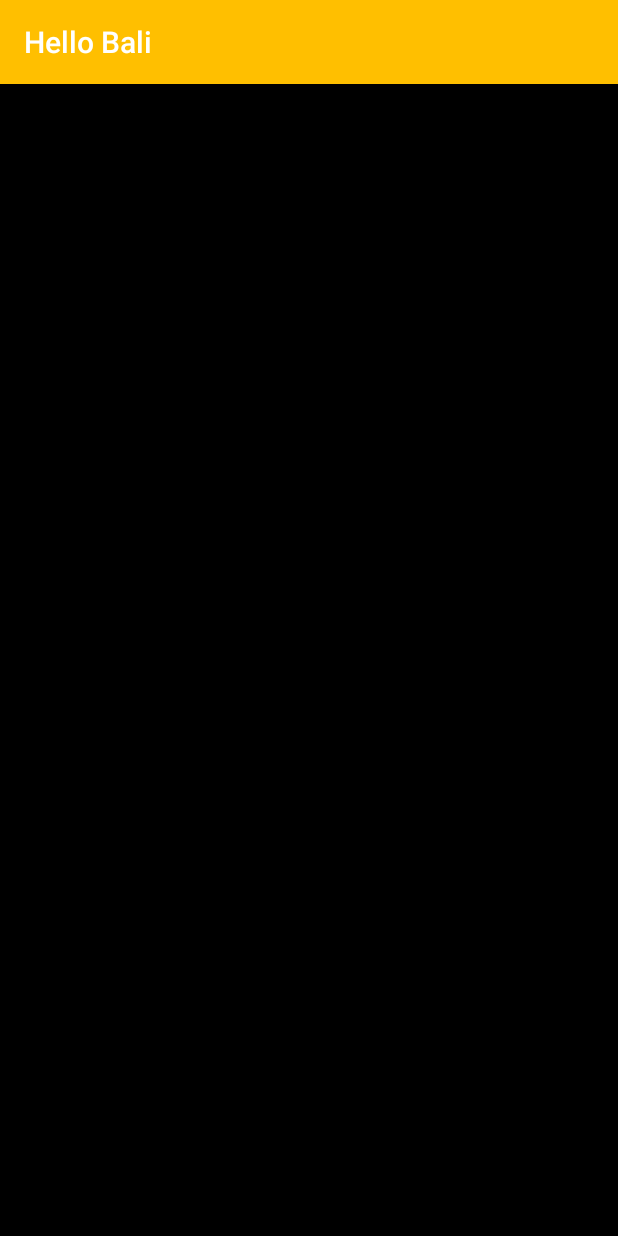
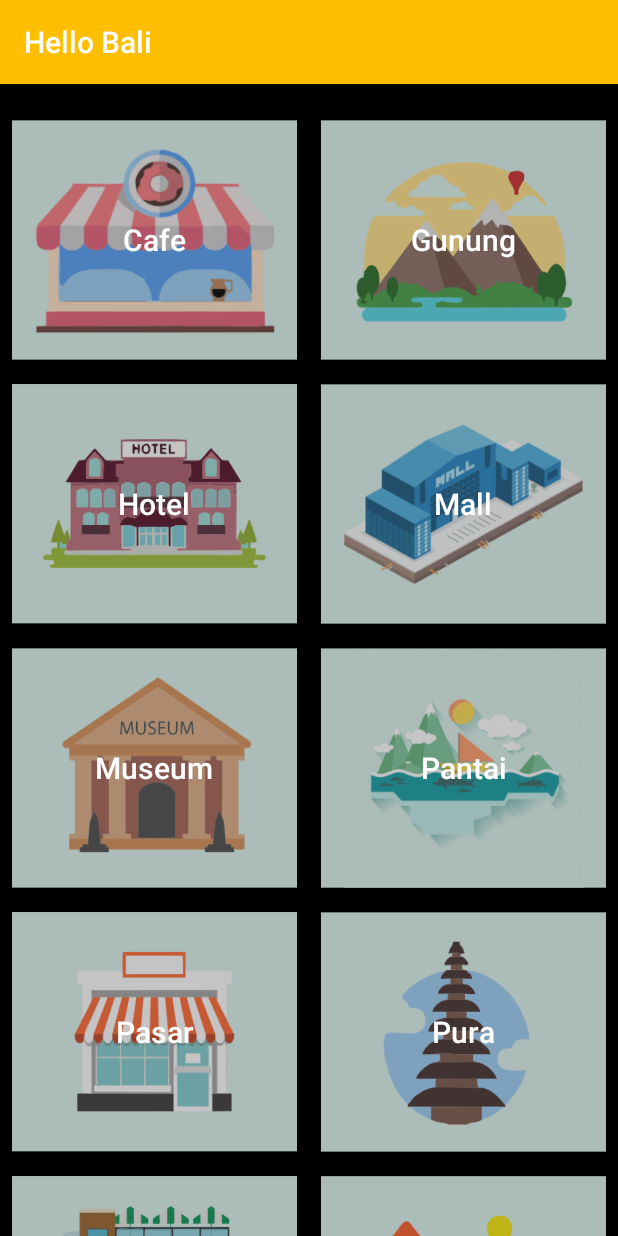
Before and after one commit to ramadhanina/Hello-Bali, an Android app: the screen it shows after launch (MainActivity), on a phone screen of 412 x 824 dp. Run offline under Robolectric (Android 15) with nearby library versions, the phone set to English and light mode, and no system bars.

Commit message:
RecyclerView Grid

```diff
--- a/app/build.gradle
+++ b/app/build.gradle
@@ -23,4 +23,5 @@ dependencies {
     compile fileTree(dir: 'libs', include: ['*.jar'])
     testCompile 'junit:junit:4.12'
     compile 'com.android.support:appcompat-v7:24.2.1'
+    compile 'com.android.support:recyclerview-v7:24.0.0'
 }
--- /dev/null
+++ b/app/src/main/java/id/sch/smktelkom_mlg/project/xirpl4091827/hellobali/Bali.java
@@ -0,0 +1,17 @@
+package id.sch.smktelkom_mlg.project.xirpl4091827.hellobali;
+
+import android.graphics.drawable.Drawable;
+
+/**
+ * Created by Smktelkom on 11/27/2016.
+ */
+public class Bali {
+    public String judul;
+    public Drawable foto;
+
+    public Bali(String judul, Drawable foto)
+    {
+        this.judul = judul;
+        this.foto = foto;
+    }
+}
--- /dev/null
+++ b/app/src/main/java/id/sch/smktelkom_mlg/project/xirpl4091827/hellobali/BaliAdapter.java
@@ -0,0 +1,60 @@
+package id.sch.smktelkom_mlg.project.xirpl4091827.hellobali;
+
+import android.support.v7.widget.RecyclerView;
+import android.view.LayoutInflater;
+import android.view.View;
+import android.view.ViewGroup;
+import android.widget.ImageView;
+import android.widget.TextView;
+
+import java.util.ArrayList;
+
+/**
+ * Created by Smktelkom on 11/27/2016.
+ */
+public class BaliAdapter extends RecyclerView.Adapter<BaliAdapter.ViewHolder>
+{
+    ArrayList<Bali> baliList;
+
+    public BaliAdapter(ArrayList<Bali> baliList)
+    {
+        this.baliList = baliList;
+    }
+
+    @Override
+    public ViewHolder onCreateViewHolder(ViewGroup parent, int viewType)
+    {
+        View v = LayoutInflater.from(parent.getContext()).inflate(R.layout.item_list,parent,false);
+        ViewHolder vh = new ViewHolder(v);
+        return vh;
+    }
+
+    @Override
+    public void onBindViewHolder(ViewHolder holder, int position)
+    {
+        Bali bali = baliList.get(position);
+        holder.tvJudul.setText(bali.judul);
+        holder.ivFoto.setImageDrawable(bali.foto);
+    }
+
+    @Override
+    public int getItemCount()
+    {
+        if (baliList!=null)
+            return baliList.size();
+        return 0;
+    }
+
+    public class ViewHolder extends RecyclerView.ViewHolder
+    {
+        ImageView ivFoto;
+        TextView tvJudul;
+
+        public ViewHolder(View itemView)
+        {
+            super(itemView);
+            ivFoto = (ImageView) itemView.findViewById(R.id.imageView);
+            tvJudul = (TextView) itemView.findViewById(R.id.textViewJudul);
+        }
+    }
+}
--- a/app/src/main/java/id/sch/smktelkom_mlg/project/xirpl4091827/hellobali/MainActivity.java
+++ b/app/src/main/java/id/sch/smktelkom_mlg/project/xirpl4091827/hellobali/MainActivity.java
@@ -1,13 +1,49 @@
 package id.sch.smktelkom_mlg.project.xirpl4091827.hellobali;
 
+import android.content.res.Resources;
+import android.content.res.TypedArray;
+import android.graphics.drawable.Drawable;
 import android.support.v7.app.AppCompatActivity;
 import android.os.Bundle;
+import android.support.v7.widget.GridLayoutManager;
+import android.support.v7.widget.RecyclerView;
+
+import java.util.ArrayList;
 
 public class MainActivity extends AppCompatActivity {
+
+    ArrayList<Bali> mList = new ArrayList<>();
+    BaliAdapter mAdapter;
 
     @Override
     protected void onCreate(Bundle savedInstanceState) {
         super.onCreate(savedInstanceState);
         setContentView(R.layout.activity_main);
+
+        RecyclerView recyclerView = (RecyclerView) findViewById(R.id.recyclerView);
+        GridLayoutManager layoutManager = new GridLayoutManager(this, 2);
+        recyclerView.setLayoutManager(layoutManager);
+        mAdapter = new BaliAdapter(mList);
+        recyclerView.setAdapter(mAdapter);
+
+        fillData();
+    }
+
+    private void fillData() {
+        Resources resources = getResources();
+        String [] arJudul = resources.getStringArray(R.array.name);
+        TypedArray a = resources.obtainTypedArray(R.array.picture);
+        Drawable[] arFoto = new Drawable[a.length()];
+        for (int i = 0; i < arFoto.length; i++)
+        {
+            arFoto[i] = a.getDrawable(i);
+        }
+        a.recycle();
+
+        for (int i = 0; i < arJudul.length; i++)
+        {
+            mList.add(new Bali(arJudul[i],arFoto[i]));
+        }
+        mAdapter.notifyDataSetChanged();
     }
 }
--- a/app/src/main/res/layout/activity_main.xml
+++ b/app/src/main/res/layout/activity_main.xml
@@ -1,16 +1,13 @@
 <?xml version="1.0" encoding="utf-8"?>
-<RelativeLayout xmlns:android="http://schemas.android.com/apk/res/android"
+<android.support.v7.widget.RecyclerView
+    xmlns:android="http://schemas.android.com/apk/res/android"
     xmlns:tools="http://schemas.android.com/tools"
+    android:id="@+id/recyclerView"
     android:layout_width="match_parent"
     android:layout_height="match_parent"
+    android:clipToPadding="false"
     android:paddingBottom="@dimen/activity_vertical_margin"
-    android:paddingLeft="@dimen/activity_horizontal_margin"
-    android:paddingRight="@dimen/activity_horizontal_margin"
     android:paddingTop="@dimen/activity_vertical_margin"
-    tools:context="id.sch.smktelkom_mlg.project.xirpl4091827.hellobali.MainActivity">
-
-    <TextView
-        android:layout_width="wrap_content"
-        android:layout_height="wrap_content"
-        android:text="Hello World!" />
-</RelativeLayout>
+    android:scrollbars="vertical"
+    tools:context="id.sch.smktelkom_mlg.project.xirpl4091827.hellobali.MainActivity"
+    android:background="#000000" />
--- /dev/null
+++ b/app/src/main/res/layout/item_list.xml
@@ -0,0 +1,34 @@
+<?xml version="1.0" encoding="utf-8"?>
+<RelativeLayout
+    xmlns:android="http://schemas.android.com/apk/res/android"
+    xmlns:tools="http://schemas.android.com/tools"
+    android:padding="8dp"
+    android:background="?android:attr/selectableItemBackground"
+    android:layout_width="match_parent"
+    android:layout_height="wrap_content">
+
+    <ImageView
+        android:layout_width="match_parent"
+        android:layout_height="160dp"
+        android:id="@+id/imageView"
+        android:scaleType="centerCrop"
+        tools:src="@drawable/cafe" />
+
+    <ImageView
+        android:layout_width="match_parent"
+        android:layout_height="160dp"
+        android:id="@+id/imageView2"
+        android:alpha="0.3"
+        android:background="#424242" />
+
+    <TextView
+        tools:text="Judul"
+        android:layout_width="match_parent"
+        android:layout_height="160dp"
+        android:gravity="center"
+        android:textColor="@android:color/white"
+        android:layout_alignParentTop="true"
+        android:id="@+id/textViewJudul"
+        android:textAppearance="@style/TextAppearance.AppCompat.Title" />
+
+</RelativeLayout>
--- /dev/null
+++ b/app/src/main/res/values/arrays.xml
@@ -0,0 +1,42 @@
+<?xml version="1.0" encoding="utf-8"?>
+<!--
+  ~ Copyright (C) 2016 The Android Open Source Project
+  ~
+  ~ Licensed under the Apache License, Version 2.0 (the "License");
+  ~ you may not use this file except in compliance with the License.
+  ~ You may obtain a copy of the License at
+  ~
+  ~      http://www.apache.org/licenses/LICENSE-2.0
+  ~
+  ~ Unless required by applicable law or agreed to in writing, software
+  ~ distributed under the License is distributed on an "AS IS" BASIS,
+  ~ WITHOUT WARRANTIES OR CONDITIONS OF ANY KIND, either express or implied.
+  ~ See the License for the specific language governing permissions and
+  ~ limitations under the License.
+  -->
+<resources>
+    <string-array name="name">
+        <item>Cafe</item>
+        <item>Gunung</item>
+        <item>Hotel</item>
+        <item>Mall</item>
+        <item>Museum</item>
+        <item>Pantai</item>
+        <item>Pasar</item>
+        <item>Pura</item>
+        <item>Restoran</item>
+        <item>Tempat Wisata</item>
+    </string-array>
+    <array name="picture">
+        <item>@drawable/cafe</item>
+        <item>@drawable/gunung</item>
+        <item>@drawable/hotel</item>
+        <item>@drawable/mall</item>
+        <item>@drawable/museum</item>
+        <item>@drawable/pantai</item>
+        <item>@drawable/pasar</item>
+        <item>@drawable/pura</item>
+        <item>@drawable/restaurant</item>
+        <item>@drawable/tempatwisata</item>
+    </array>
+</resources>
```
Also changed, not shown: app/src/main/res/drawable/cafe.png (added), app/src/main/res/drawable/gunung.png (added), app/src/main/res/drawable/hotel.png (added), app/src/main/res/drawable/mall.png (added), app/src/main/res/drawable/museum.png (added), app/src/main/res/drawable/pantai.png (added), app/src/main/res/drawable/pasar.png (added), app/src/main/res/drawable/pura.png (added), app/src/main/res/drawable/restaurant.png (added), app/src/main/res/drawable/tempatwisata.png (added).
